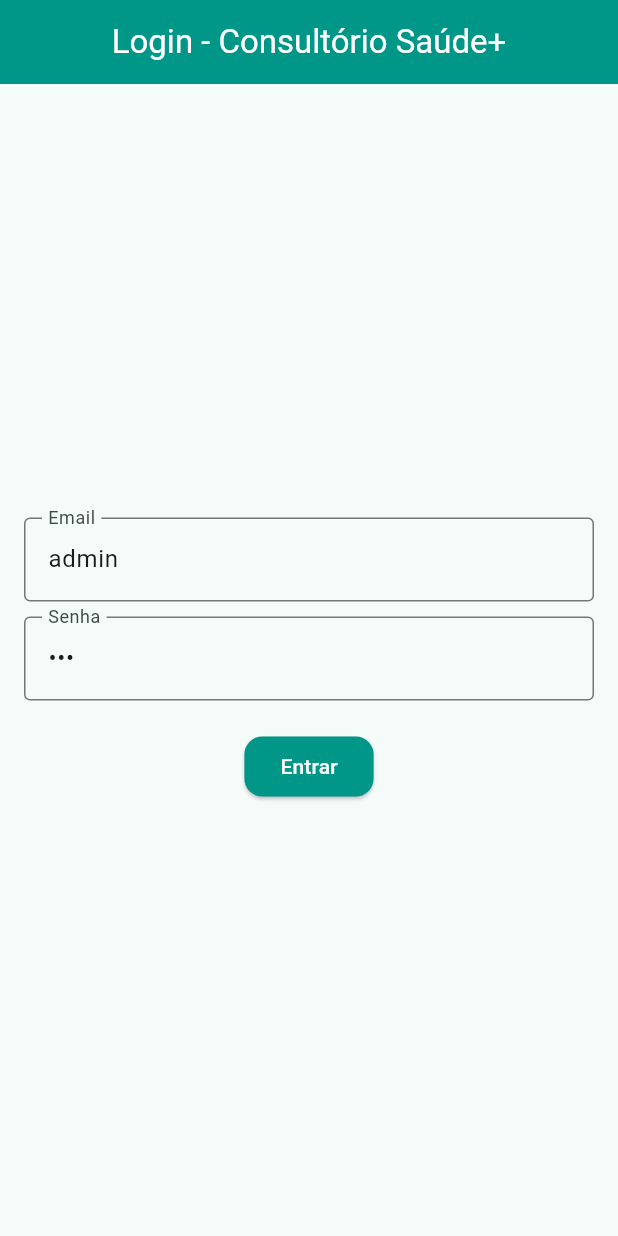
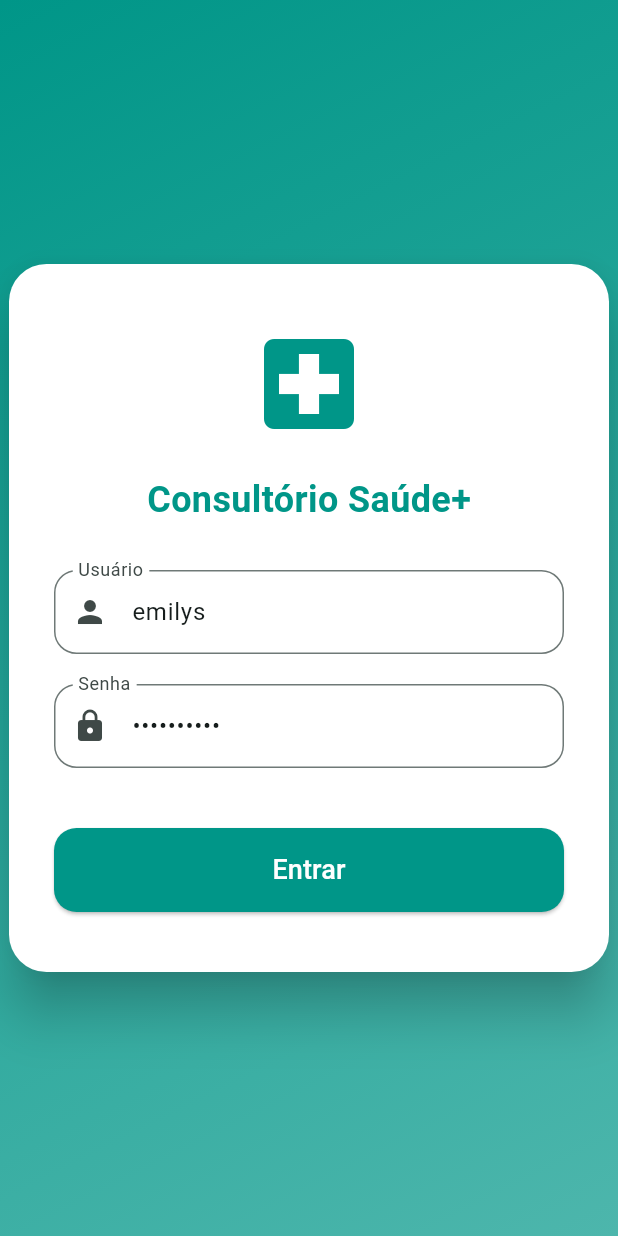
Before and after one commit to KauhaC/Trabalho-Final-MobileIII, a Flutter app: the screen it shows after launch, on a phone screen of 412 x 824 dp. Run offline on Flutter 3.47's test engine with Material 3 defaults, Android fonts, the light colour scheme and no system bars; our stand-ins replace fl_chart, mask_text_input_formatter, shared_preferences.

Commit message:
Correção da LoginScreen

```diff
--- a/lib/screens/login_screen.dart
+++ b/lib/screens/login_screen.dart
@@ -1,4 +1,8 @@
+import 'dart:convert';
+import 'dart:developer';
+
 import 'package:flutter/material.dart';
+import 'package:http/http.dart' as http;
 import 'package:shared_preferences/shared_preferences.dart';
 import 'home_screen.dart';
 
@@ -9,58 +13,193 @@ class LoginScreen extends StatefulWidget {
   State<LoginScreen> createState() => _LoginScreenState();
 }
 
-class _LoginScreenState extends State<LoginScreen> {
-  final _emailController = TextEditingController(text: "admin");
-  final _senhaController = TextEditingController(text: "123");
+class _LoginScreenState extends State<LoginScreen>
+    with SingleTickerProviderStateMixin {
+  final TextEditingController _usernameController = TextEditingController();
+  final TextEditingController _passwordController = TextEditingController();
+  bool _loading = false;
+  String? _errorMessage;
+
+  late AnimationController _controller;
+  late Animation<double> _scaleAnimation;
+
+  @override
+  void initState() {
+    super.initState();
+    _usernameController.text = 'emilys';
+    _passwordController.text = 'emilyspass';
+
+    _checkToken();
+
+    // Animação da logo
+    _controller =
+        AnimationController(vsync: this, duration: const Duration(seconds: 1));
+    _scaleAnimation =
+        CurvedAnimation(parent: _controller, curve: Curves.easeOutBack);
+    _controller.forward();
+  }
+
+  @override
+  void dispose() {
+    _usernameController.dispose();
+    _passwordController.dispose();
+    _controller.dispose();
+    super.dispose();
+  }
+
+  Future<void> _checkToken() async {
+    final prefs = await SharedPreferences.getInstance();
+    final token = prefs.getString("accessToken");
+    if (token != null) {
+      Navigator.pushReplacement(
+        context,
+        MaterialPageRoute(builder: (_) => const HomeScreen()),
+      );
+    }
+  }
 
   Future<void> _login() async {
-    if (_emailController.text == "admin" && _senhaController.text == "123") {
-      final prefs = await SharedPreferences.getInstance();
+    setState(() {
+      _loading = true;
+      _errorMessage = null;
+    });
 
-      final token = "fake_token_${DateTime.now().millisecondsSinceEpoch}";
-      final expiry = DateTime.now().add(const Duration(minutes: 1)); // expira em 1 min
+    try {
+      final response = await http.post(
+        Uri.parse('https://dummyjson.com/auth/login'),
+        headers: {"Content-Type": "application/json"},
+        body: jsonEncode({
+          "username": _usernameController.text.trim(),
+          "password": _passwordController.text.trim(),
+        }),
+      );
 
-      await prefs.setString("token", token);
-      await prefs.setString("expiry", expiry.toIso8601String());
+      setState(() {
+        _loading = false;
+      });
 
-      if (mounted) {
+      if (response.statusCode == 200) {
+        final data = jsonDecode(response.body);
+        String accessToken = data['accessToken'];
+        log('accessToken: $accessToken');
+
+        final prefs = await SharedPreferences.getInstance();
+        await prefs.setString("accessToken", accessToken);
+
         Navigator.pushReplacement(
           context,
           MaterialPageRoute(builder: (_) => const HomeScreen()),
         );
+      } else {
+        setState(() {
+          _usernameController.clear();
+          _passwordController.clear();
+          _errorMessage = 'Login inválido!';
+        });
       }
-    } else {
-      ScaffoldMessenger.of(context).showSnackBar(
-        const SnackBar(content: Text("Email ou senha inválidos")),
-      );
+    } catch (e) {
+      setState(() {
+        _errorMessage = "Erro na requisição: $e";
+      });
     }
   }
 
   @override
   Widget build(BuildContext context) {
     return Scaffold(
-      appBar: AppBar(title: const Text("Login - Consultório Saúde+")),
-      body: Padding(
-        padding: const EdgeInsets.all(16.0),
-        child: Column(
-          mainAxisAlignment: MainAxisAlignment.center,
-          children: [
-            TextField(
-              controller: _emailController,
-              decoration: const InputDecoration(labelText: "Email"),
+      // Fundo gradiente moderno
+      body: Container(
+        decoration: BoxDecoration(
+          gradient: LinearGradient(
+            colors: [Theme.of(context).primaryColor, Colors.teal.shade300],
+            begin: Alignment.topLeft,
+            end: Alignment.bottomRight,
+          ),
+        ),
+        child: Center(
+          child: ScaleTransition(
+            scale: _scaleAnimation,
+            child: Card(
+              elevation: 15,
+              shape: RoundedRectangleBorder(
+                  borderRadius: BorderRadius.circular(25)),
+              color: Colors.white,
+              child: Container(
+                width: 400,
+                padding:
+                    const EdgeInsets.symmetric(horizontal: 30, vertical: 40),
+                child: Column(
+                  mainAxisSize: MainAxisSize.min,
+                  children: [
+                    // Logo do splash
+                    const Icon(
+                      Icons.local_hospital,
+                      size: 80,
+                      color: Colors.teal,
+                    ),
+                    const SizedBox(height: 20),
+                    const Text(
+                      "Consultório Saúde+",
+                      style: TextStyle(
+                        fontSize: 24,
+                        fontWeight: FontWeight.bold,
+                        color: Colors.teal,
+                      ),
+                    ),
+                    const SizedBox(height: 30),
+                    // Campos de login
+                    TextField(
+                      controller: _usernameController,
+                      decoration: InputDecoration(
+                        labelText: "Usuário",
+                        prefixIcon: const Icon(Icons.person),
+                        border: OutlineInputBorder(
+                            borderRadius: BorderRadius.circular(15)),
+                      ),
+                    ),
+                    const SizedBox(height: 20),
+                    TextField(
+                      controller: _passwordController,
+                      obscureText: true,
+                      decoration: InputDecoration(
+                        labelText: "Senha",
+                        prefixIcon: const Icon(Icons.lock),
+                        border: OutlineInputBorder(
+                            borderRadius: BorderRadius.circular(15)),
+                      ),
+                    ),
+                    const SizedBox(height: 20),
+                    if (_errorMessage != null)
+                      Text(
+                        _errorMessage!,
+                        style: const TextStyle(color: Colors.red),
+                      ),
+                    const SizedBox(height: 20),
+                    _loading
+                        ? const CircularProgressIndicator()
+                        : SizedBox(
+                            width: double.infinity,
+                            child: ElevatedButton(
+                              onPressed: _login,
+                              style: ElevatedButton.styleFrom(
+                                backgroundColor: Colors.teal,
+                                foregroundColor: Colors.white,
+                                padding: const EdgeInsets.symmetric(
+                                    vertical: 15),
+                                shape: RoundedRectangleBorder(
+                                    borderRadius: BorderRadius.circular(15)),
+                              ),
+                              child: const Text(
+                                "Entrar",
+                                style: TextStyle(fontSize: 18),
+                              ),
+                            ),
+                          ),
+                  ],
+                ),
+              ),
             ),
-            const SizedBox(height: 10),
-            TextField(
-              controller: _senhaController,
-              decoration: const InputDecoration(labelText: "Senha"),
-              obscureText: true,
-            ),
-            const SizedBox(height: 20),
-            ElevatedButton(
-              onPressed: _login,
-              child: const Text("Entrar"),
-            ),
-          ],
+          ),
         ),
       ),
     );
```
Also changed, not shown: lib/screens/home_screen.dart (+3 -6 lines).
